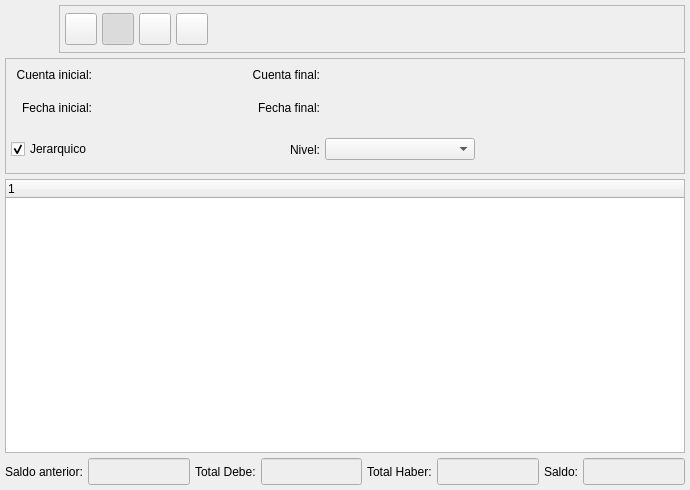
First picture: the form in bulmages/bulmacont/plugins/pluginbc_balancearbol/balancetreebase.ui, repository eboladev/Bulmages-1, before the edit.
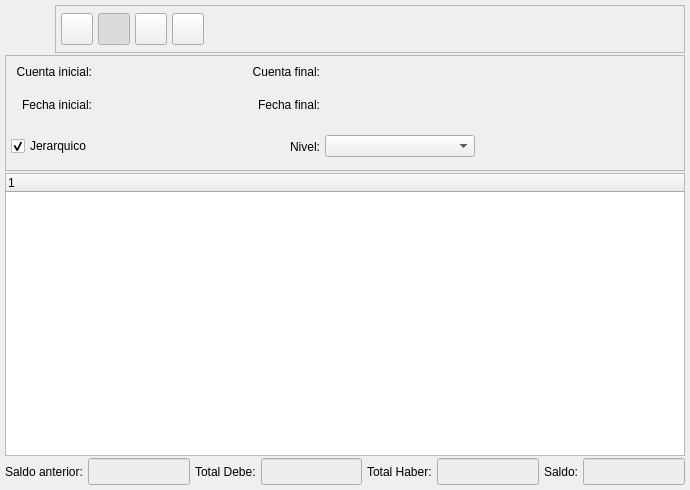
Second picture: the form after the edit. Icons and pictures are not drawn. Custom widgets are drawn as their Qt base class.

The edit to the form file:
```diff
--- a/bulmages/bulmacont/plugins/pluginbc_balancearbol/balancetreebase.ui
+++ b/bulmages/bulmacont/plugins/pluginbc_balancearbol/balancetreebase.ui
@@ -18,22 +18,11 @@
    <iconset resource="../../../bulmages.qrc">
     <normaloff>:/BulmaCont32x32/images/png/i_arbolBalance.xpm</normaloff>:/BulmaCont32x32/images/png/i_arbolBalance.xpm</iconset>
   </property>
-  <layout class="QVBoxLayout">
-   <property name="spacing">
-    <number>5</number>
-   </property>
+  <layout class="QGridLayout" name="gridLayout">
    <property name="margin">
     <number>5</number>
    </property>
-   <item>
-    <layout class="QHBoxLayout">
-     <property name="spacing">
-      <number>6</number>
-     </property>
-     <property name="margin">
-      <number>0</number>
-     </property>
-     <item>
+   <item row="0" column="0">
       <widget class="QLabel" name="pixmapLabel1">
        <property name="sizePolicy">
         <sizepolicy hsizetype="Fixed" vsizetype="Fixed">
@@ -61,7 +50,7 @@
        </property>
       </widget>
      </item>
-     <item>
+   <item row="0" column="1">
       <widget class="QFrame" name="frame_3">
        <property name="sizePolicy">
         <sizepolicy hsizetype="Expanding" vsizetype="Expanding">
@@ -265,9 +254,7 @@
        </layout>
       </widget>
      </item>
-    </layout>
-   </item>
-   <item>
+   <item row="1" column="0" colspan="2">
     <widget class="QFrame" name="frame">
      <property name="sizePolicy">
       <sizepolicy hsizetype="Preferred" vsizetype="Minimum">
@@ -446,7 +433,7 @@
      </layout>
     </widget>
    </item>
-   <item>
+   <item row="2" column="0" colspan="2">
     <widget class="BlTreeWidget" name="listado">
      <column>
       <property name="text">
@@ -455,7 +442,7 @@
      </column>
     </widget>
    </item>
-   <item>
+   <item row="3" column="0" colspan="2">
     <layout class="QHBoxLayout">
      <property name="spacing">
       <number>5</number>
```
Left out of the diff: 5 changed lines with no effect on the pictures. Lines whose indentation alone changed are shown as unchanged.
